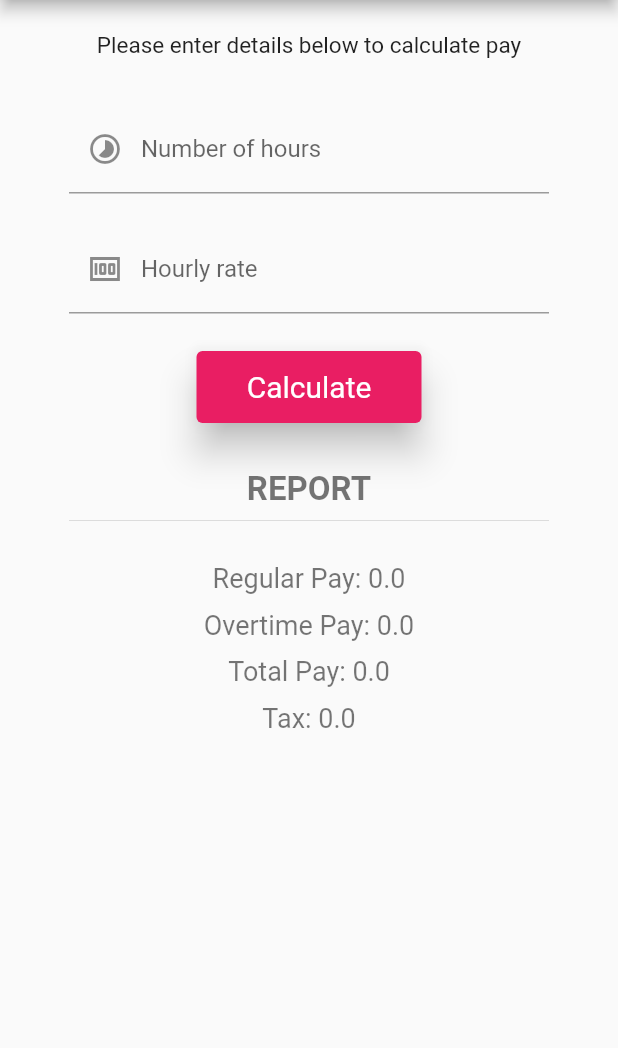
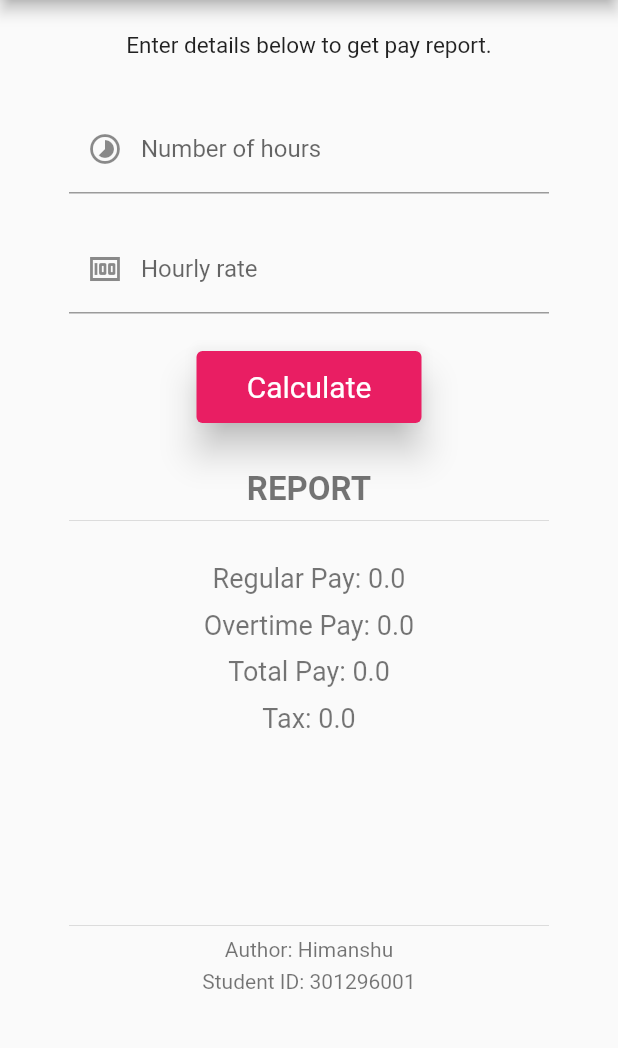
Before and after one commit to himanshu-himanshu/MAPD722-Flutter_A1, a Flutter app: the screen it shows after launch, on a phone screen of 412 x 824 dp, the part 84-1132 px from its top. Run offline on Flutter 3.47's test engine with Material 2 defaults, Android fonts, the phone set to English and light mode, and no system bars.

Commit message:
Added about section

```diff
--- a/lib/main.dart
+++ b/lib/main.dart
@@ -47,34 +47,34 @@ class _MyHomePageState extends State<MyHomePage> {
             width: 320,
             child: Column(
               children: [
-                SizedBox(
+                const SizedBox(
                   height: 21,
                 ),
-                Text(
-                  "Please enter details below to calculate pay",
+                const Text(
+                  "Enter details below to get pay report.",
                   style: TextStyle(fontSize: 15, fontWeight: FontWeight.w400),
                 ),
-                SizedBox(
+                const SizedBox(
                   height: 31,
                 ),
                 TextField(
                   controller: numOfHourController,
-                  decoration: InputDecoration(
+                  decoration: const InputDecoration(
                       label: Text("Number of hours"),
                       prefixIcon: Icon(Icons.timelapse)),
                   keyboardType: TextInputType.number,
                 ),
-                SizedBox(
+                const SizedBox(
                   height: 21,
                 ),
                 TextField(
                   controller: hourlyRateController,
-                  decoration: InputDecoration(
+                  decoration: const InputDecoration(
                       label: Text("Hourly rate"),
                       prefixIcon: Icon(Icons.money)),
                   keyboardType: TextInputType.number,
                 ),
-                SizedBox(
+                const SizedBox(
                   height: 25,
                 ),
                 SizedBox(
@@ -88,14 +88,14 @@ class _MyHomePageState extends State<MyHomePage> {
                           showDialog(
                               context: context,
                               builder: (context) => AlertDialog(
-                                    title: Text("Error"),
-                                    content: Text("Fields cannot be empty!"),
+                                    title: const Text("Error"),
+                                    content: const Text("Fields cannot be empty!"),
                                     actions: [
                                       TextButton(
                                           onPressed: () {
                                             Navigator.pop(context);
                                           },
-                                          child: Text("Ok"))
+                                          child: const Text("Ok"))
                                     ],
                                   ));
                         } else {
@@ -110,23 +110,26 @@ class _MyHomePageState extends State<MyHomePage> {
                           });
                         }
                       },
-                      child: Text("Calculate"),
                       style: ElevatedButton.styleFrom(
                           elevation: 10,
                           backgroundColor: Colors.pink,
-                          textStyle: TextStyle(fontSize: 20)),
+                          textStyle: const TextStyle(fontSize: 20)),
+                      child: const Text("Calculate"),
                     )),
-                SizedBox(
+                const SizedBox(
                   height: 31,
                 ),
-                Text(
+                const Text(
                   "REPORT",
-                  style: TextStyle(fontWeight: FontWeight.bold, fontSize: 22, color: Colors.black54),
+                  style: TextStyle(
+                      fontWeight: FontWeight.bold,
+                      fontSize: 22,
+                      color: Colors.black54),
                 ),
-                Divider(
+                const Divider(
                   color: Colors.black12,
                 ),
-                SizedBox(
+                const SizedBox(
                   height: 20,
                 ),
                 Container(
@@ -136,36 +139,67 @@ class _MyHomePageState extends State<MyHomePage> {
                     children: [
                       Text(
                         "Regular Pay: $regularPay",
-                        style: TextStyle(
-                            fontWeight: FontWeight.w400, fontSize: 18, color: Colors.black54),
+                        style: const TextStyle(
+                            fontWeight: FontWeight.w400,
+                            fontSize: 18,
+                            color: Colors.black54),
                       ),
-                      SizedBox(
+                      const SizedBox(
                         height: 10,
                       ),
                       Text(
                         "Overtime Pay: $overtimePay",
-                        style: TextStyle(
-                            fontWeight: FontWeight.w400, fontSize: 18, color: Colors.black54),
+                        style: const TextStyle(
+                            fontWeight: FontWeight.w400,
+                            fontSize: 18,
+                            color: Colors.black54),
                       ),
-                      SizedBox(
+                      const SizedBox(
                         height: 10,
                       ),
                       Text(
                         "Total Pay: $totalPay",
-                        style: TextStyle(
-                            fontWeight: FontWeight.w400, fontSize: 18, color: Colors.black54),
+                        style: const TextStyle(
+                            fontWeight: FontWeight.w400,
+                            fontSize: 18,
+                            color: Colors.black54),
                       ),
-                      SizedBox(
+                      const SizedBox(
                         height: 10,
                       ),
                       Text(
                         "Tax: $tax",
-                        style: TextStyle(
-                            fontWeight: FontWeight.w400, fontSize: 18, color: Colors.black54),
+                        style: const TextStyle(
+                            fontWeight: FontWeight.w400,
+                            fontSize: 18,
+                            color: Colors.black54),
                       ),
                     ],
                   ),
-                )
+                ),
+                const SizedBox(
+                  height: 120,
+                ),
+                const Divider(
+                  color: Colors.black12,
+                ),
+                const Text(
+                  "Author: Himanshu",
+                  style: TextStyle(
+                      fontWeight: FontWeight.w400,
+                      fontSize: 14,
+                      color: Colors.black54),
+                ),
+                const SizedBox(
+                  height: 5,
+                ),
+                const Text(
+                  "Student ID: 301296001",
+                  style: TextStyle(
+                      fontWeight: FontWeight.w400,
+                      fontSize: 14,
+                      color: Colors.black54),
+                ),
               ],
             ),
           ),
@@ -184,15 +218,6 @@ class _MyHomePageState extends State<MyHomePage> {
           (double.parse(overtimePay) + double.parse(regularPay)).toString();
       tax = (double.parse(totalPay) * 0.18).toString();
     }
-
-    debugPrint("Regular Pay: " +
-        regularPay +
-        ", Overtime Pay: " +
-        overtimePay +
-        " Total Pay: " +
-        totalPay +
-        " Tax: " +
-        tax);
     numOfHourController.text = "";
     hourlyRateController.text = "";
   }
```
